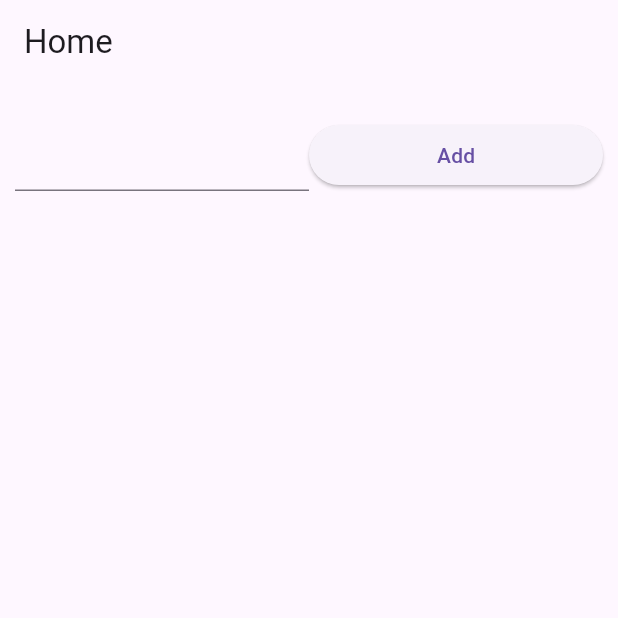
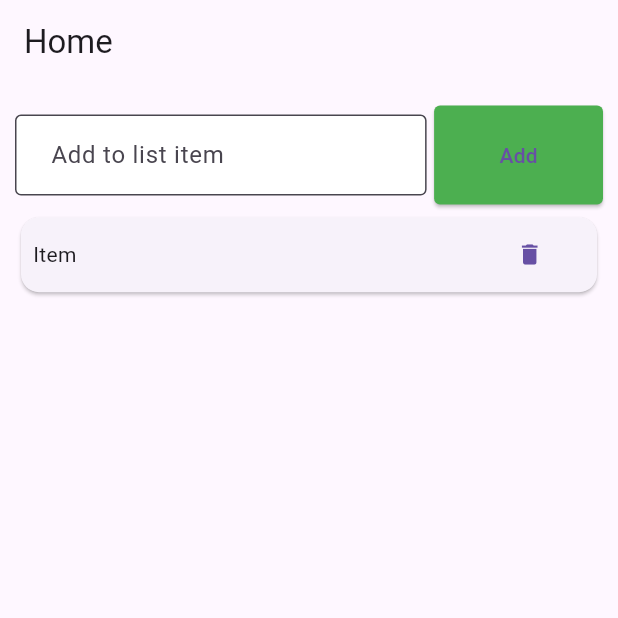
Before and after one commit to BongoCoderBD/flutter_todo_app, a Flutter app: the screen it shows after launch, on a phone screen of 412 x 824 dp, the top half of it. Run offline on Flutter 3.47's test engine with Material 3 defaults, Android fonts, the phone set to English and light mode, and no system bars.

Commit message:
This is Flutter TODO App part-3

```diff
--- a/lib/Screens/HomeScreen.dart
+++ b/lib/Screens/HomeScreen.dart
@@ -1,4 +1,6 @@
 import 'package:flutter/material.dart';
+
+import '../Styles/styles.dart';
 
 class HomeScreen extends StatefulWidget {
   @override
@@ -9,7 +11,7 @@ class HomeScreen extends StatefulWidget {
 }
 
 class HomeScreenUI extends State<HomeScreen> {
-  List ToDoList = [];
+  List ToDoList = ["Upananda"];
 
   @override
   Widget build(BuildContext context) {
@@ -26,15 +28,22 @@ class HomeScreenUI extends State<HomeScreen> {
                 flex: 10,
                 child: Row(
                   children: [
-                    Expanded(child: TextFormField()),
-                    Expanded(child: ElevatedButton(onPressed: () { }, child: Text("Add"),)),
+                    Expanded(flex: 70,child: TextFormField(decoration: AppInputStyle("Add to list item"),)),
+                    Expanded(flex: 30,child: Padding(padding: EdgeInsets.only(left: 5),child: ElevatedButton(style: AppButtonStyle() ,onPressed: () { }, child: Text("Add"),),)),
                   ],
                 )),
             Expanded(flex: 90, child: ListView.builder(
               itemCount: ToDoList.length,
                 itemBuilder: (context, index){
                 return Card(
-                  child: Text("List"),
+                  child: sizedBox50(
+                    Row(
+                      children: [
+                        Expanded(flex: 80,child: Text("Item")),
+                        Expanded(flex: 20,child: TextButton(onPressed: () { }, child: Icon(Icons.delete),)),
+                      ],
+                    )
+                  ),
                 );
                 })),
           ]
--- /dev/null
+++ b/lib/Styles/styles.dart
@@ -0,0 +1,42 @@
+import 'package:flutter/material.dart';
+
+InputDecoration AppInputStyle(label){
+return InputDecoration(
+  contentPadding: EdgeInsets.fromLTRB(20, 10, 10, 20),
+
+  fillColor: Colors.white,
+  filled: true,
+  border:OutlineInputBorder(),
+  labelText: label,
+);
+}
+
+TextStyle HeadTextStyle(){
+  return TextStyle(
+      fontSize: 28,
+      fontWeight: FontWeight.w800
+  );
+}
+
+
+ButtonStyle AppButtonStyle(){
+  return ElevatedButton.styleFrom(
+      padding: EdgeInsets.all(23),
+      backgroundColor: Colors.green,
+      shape: RoundedRectangleBorder(
+          borderRadius: BorderRadius.all(Radius.circular(4))
+      )
+  );
+}
+
+SizedBox sizedBox50(child){
+  return SizedBox(
+    height: 50,
+    width: double.infinity,
+    child: Container(
+      alignment: Alignment.center,
+      padding: EdgeInsets.all(8),
+      child: child ,
+    ),
+  );
+}
--- a/lib/main.dart
+++ b/lib/main.dart
@@ -12,6 +12,7 @@ class MyApp extends StatelessWidget {
     // TODO: implement build
     return MaterialApp(
       title: "ToDo App",
+      theme: ThemeData(primarySwatch: Colors.green),
       debugShowCheckedModeBanner: false,
       home: HomeScreen(),
     );
```
